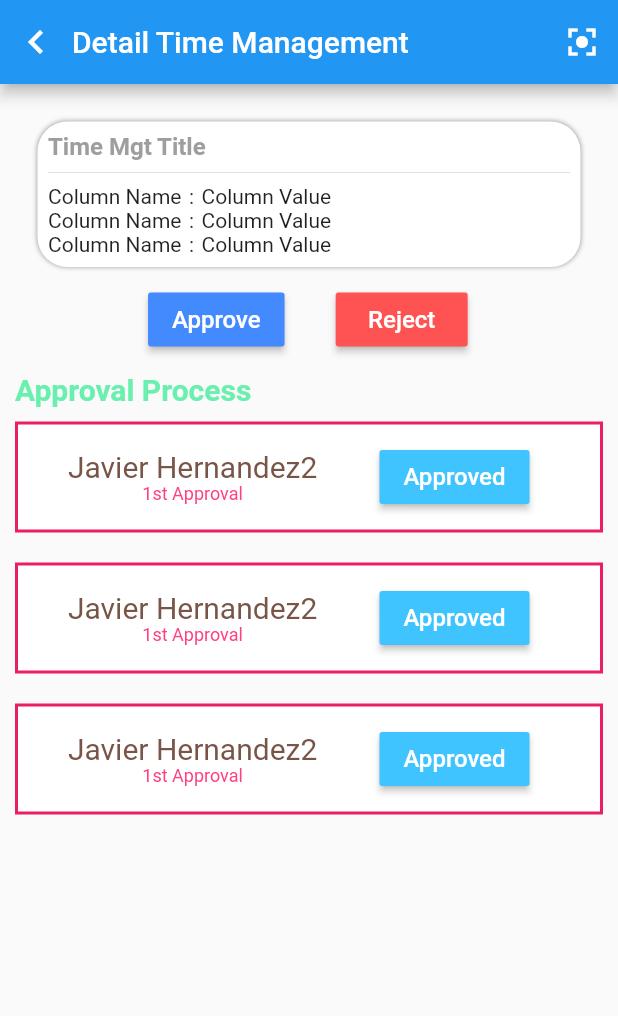
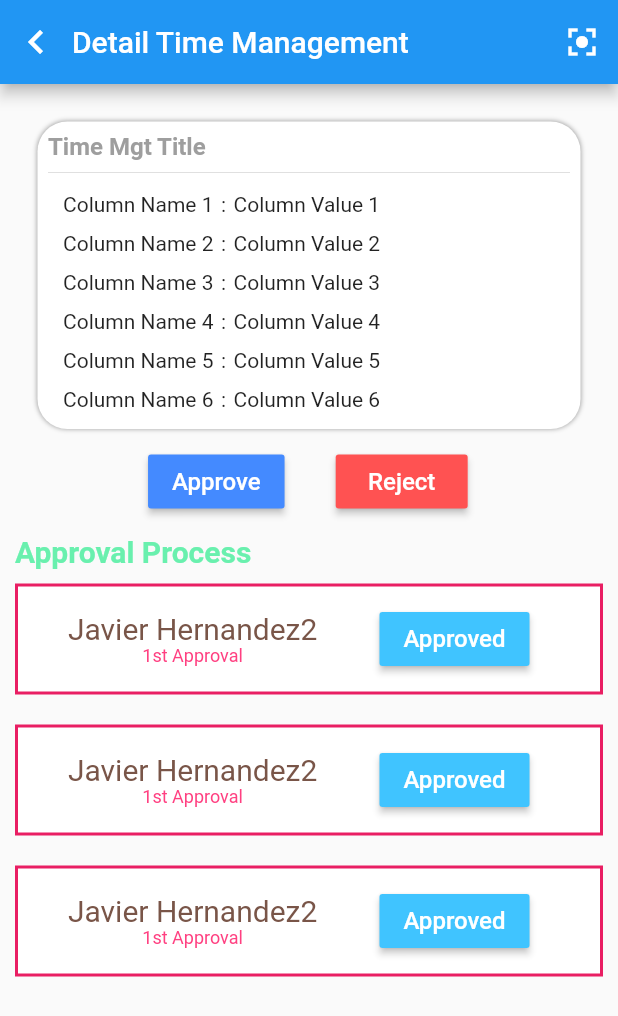
Before and after one commit to umam18/TEA, a Flutter app: the TimePage screen opened directly, after a tap on "Detail", on a phone screen of 412 x 824 dp. Shown: the top 1016 px of the screen. Run offline on Flutter 3.47's test engine with Material 2 defaults, Android fonts, the phone set to English and light mode, and no system bars; our stand-ins replace font_awesome_flutter.

Commit message:
Change Select Approval label and put loop in detail management

```diff
--- a/lib/Detail_Time.dart
+++ b/lib/Detail_Time.dart
@@ -77,31 +77,22 @@ class _State extends State<DetailTimePage> {
                               ],
                             ),
                             Divider(),
+                            for (int i = 0; i < 6; i++)
                               Row(
                                 children: [
-                                Text('Column Name'),
+                                  Container(
+                                    margin: EdgeInsets.fromLTRB(
+                                        10.0, 5.0, 20.0, 5.0),
+                                    child: Row(
+                                      children: [
+                                        Text('Column Name ${i + 1}'),
                                         SizedBox(width: 5.0),
                                         Text(':'),
                                         SizedBox(width: 5.0),
-                                Text('Column Value'),
+                                        Text('Column Value ${i + 1}'),
                                       ],
                                     ),
-                            Row(
-                              children: [
-                                Text('Column Name'),
-                                SizedBox(width: 5.0),
-                                Text(':'),
-                                SizedBox(width: 5.0),
-                                Text('Column Value'),
-                              ],
                                   ),
-                            Row(
-                              children: [
-                                Text('Column Name'),
-                                SizedBox(width: 5.0),
-                                Text(':'),
-                                SizedBox(width: 5.0),
-                                Text('Column Value'),
                                 ],
                               ),
                           ],
--- a/lib/Expense_Management.dart
+++ b/lib/Expense_Management.dart
@@ -75,7 +75,7 @@ class _State extends State<ExpensePage> {
                     iconEnabledColor: Colors.blue,
                     isDense: false,
                     isExpanded: true,
-                    hint: Text("Select Employee"),
+                    hint: Text("Select Approver"),
                     value: _valEmployee,
                     items: _employee.map((value) {
                       return custom.DropdownMenuItem(
--- a/lib/Time_Management.dart
+++ b/lib/Time_Management.dart
@@ -76,7 +76,7 @@ class _State extends State<TimePage> {
                     iconEnabledColor: Colors.blue,
                     isDense: false,
                     isExpanded: true,
-                    hint: Text("Select Employee"),
+                    hint: Text("Select Approver"),
                     value: _valEmployee,
                     items: _employee.map((value) {
                       return custom.DropdownMenuItem(
```
Lines whose indentation alone changed are shown as unchanged.
